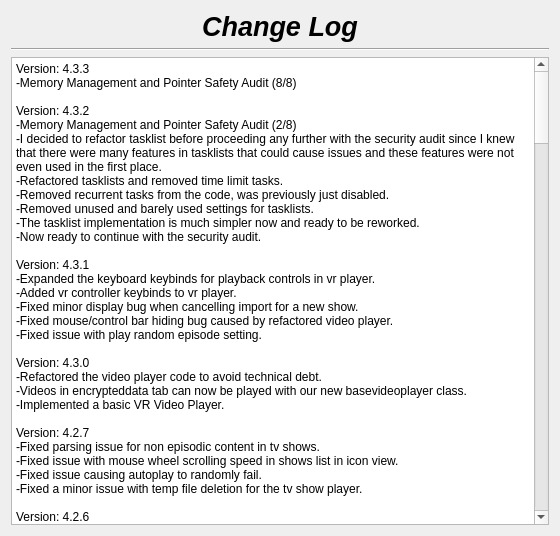
Before: the Qt Designer form changelog.ui in therealMaPMaKeR/MMDiary, drawn with Qt 5.
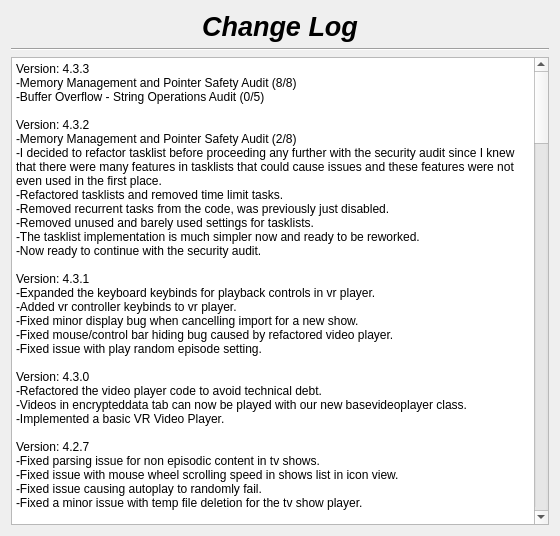
After: the same form once the commit is applied.

Commit message: sec audit prompt 9

```diff
--- a/changelog.ui
+++ b/changelog.ui
@@ -56,6 +56,7 @@
 li.checked::marker { content: &quot;\2612&quot;; }
 &lt;/style&gt;&lt;/head&gt;&lt;body style=&quot; font-family:'Segoe UI'; font-size:9pt; font-weight:400; font-style:normal;&quot;&gt;
 &lt;p style=&quot; margin-top:0px; margin-bottom:0px; margin-left:0px; margin-right:0px; -qt-block-indent:0; text-indent:0px;&quot;&gt;Version: 4.3.3&lt;br /&gt;-Memory Management and Pointer Safety Audit (8/8)&lt;/p&gt;
+&lt;p style=&quot; margin-top:0px; margin-bottom:0px; margin-left:0px; margin-right:0px; -qt-block-indent:0; text-indent:0px;&quot;&gt;-Buffer Overflow - String Operations Audit (0/5)&lt;/p&gt;
 &lt;p style=&quot; margin-top:0px; margin-bottom:0px; margin-left:0px; margin-right:0px; -qt-block-indent:0; text-indent:0px;&quot;&gt;&lt;br /&gt;Version: 4.3.2&lt;br /&gt;-Memory Management and Pointer Safety Audit (2/8)&lt;/p&gt;
 &lt;p style=&quot; margin-top:0px; margin-bottom:0px; margin-left:0px; margin-right:0px; -qt-block-indent:0; text-indent:0px;&quot;&gt;-I decided to refactor tasklist before proceeding any further with the security audit since I knew that there were many features in tasklists that could cause issues and these features were not even used in the first place.&lt;/p&gt;
 &lt;p style=&quot; margin-top:0px; margin-bottom:0px; margin-left:0px; margin-right:0px; -qt-block-indent:0; text-indent:0px;&quot;&gt;-Refactored tasklists and removed time limit tasks.&lt;/p&gt;
```
The commit also changes 1 other file.
